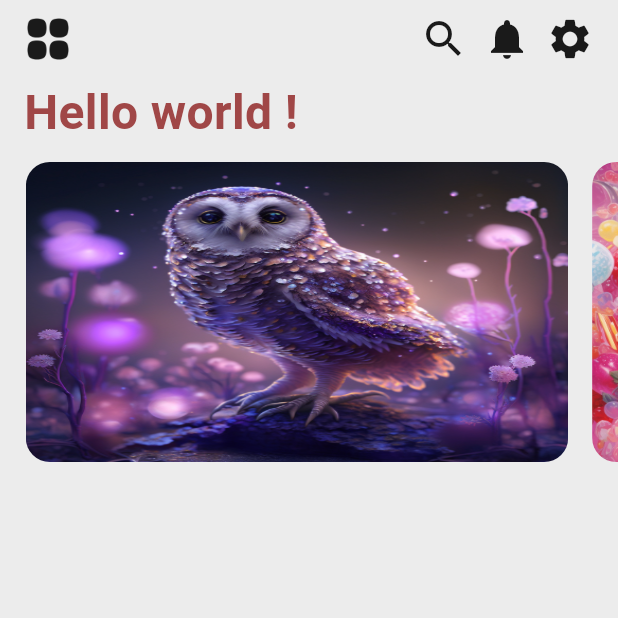
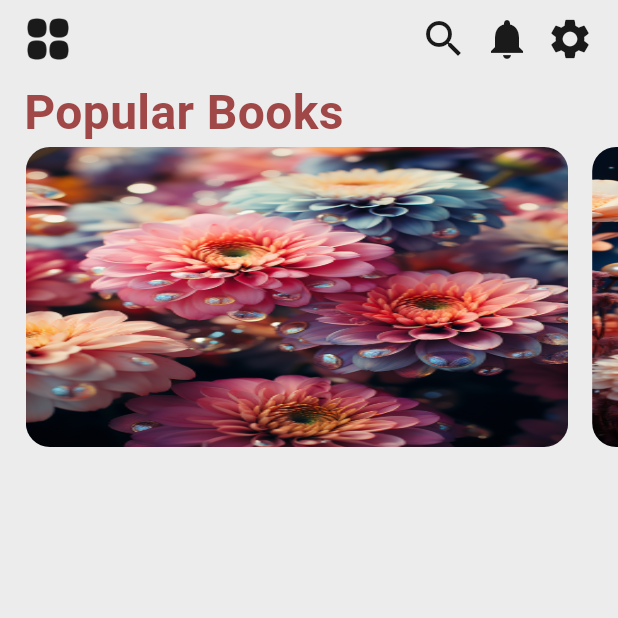
Before and after one commit to mohamedsidry/ebook_audio_player, a Flutter app: the screen it shows after launch, on a phone screen of 412 x 824 dp, the top half of it. Run offline on Flutter 3.47's test engine with Material 3 defaults, Android fonts, the phone set to English and light mode, and no system bars.

Commit message:
popular books image slider
imagesliderdisplay images support ,json,api and local images

```diff
--- /dev/null
+++ b/lib/components/popular_books.dart
@@ -0,0 +1,178 @@
+import 'dart:convert';
+import 'package:ebook_audio_player/config/config.dart';
+import 'package:flutter/material.dart';
+import 'package:http/http.dart' as http;
+
+class PopularBooksSlider extends StatelessWidget {
+  final ImageLocations imageLocation;
+  const PopularBooksSlider({super.key, required this.imageLocation});
+
+  @override
+  Widget build(BuildContext context) {
+    return ImageSlider(imageLocation: imageLocation);
+  }
+}
+
+class ImageSlider extends StatefulWidget {
+  final ImageLocations imageLocation;
+
+  const ImageSlider({super.key, required this.imageLocation});
+
+  @override
+  State<ImageSlider> createState() => _ImageSlideState();
+}
+
+class _ImageSlideState extends State<ImageSlider> {
+  List<String> images = [];
+  late ImageLocations location;
+
+  @override
+  void initState() {
+    super.initState();
+    location = widget.imageLocation;
+    loadImages(location);
+  }
+
+  /// Loads images based on the selected location type (static, JSON, API).
+  Future<void> loadImages(ImageLocations location) async {
+    switch (location) {
+      case ImageLocations.local:
+        imagelist = SlideImageConfig.images;
+        break;
+      case ImageLocations.json:
+        await getJsonData();
+        break;
+      case ImageLocations.api:
+        await getAPIData();
+        break;
+      default:
+        imagelist = SlideImageConfig.images;
+    }
+  }
+
+  /// Loads image URLs from a JSON file.
+  Future<List<String>> getJsonData() async {
+    try {
+      String rawJson = await DefaultAssetBundle.of(context)
+          .loadString(SlideImageConfig.jsonLocation);
+      List<dynamic> list = json.decode(rawJson);
+
+      List<String> images = list.map((item) => item['img'].toString()).toList();
+      imagelist = images;
+      debugPrint('Image list loaded from JSON: ${images.length}');
+      return imagelist;
+    } catch (e) {
+      debugPrint('Failed to load JSON data: $e');
+      return [];
+    }
+  }
+
+  /// Fetches image URLs from an API.
+  Future<List<String>> getAPIData() async {
+    try {
+      final response = await http.get(Uri.parse(SlideImageConfig.endPoint));
+      List<dynamic> list = json.decode(response.body);
+
+      List<String> images = list.map((item) => item['url'].toString()).toList();
+      imagelist = images;
+      debugPrint('Image list loaded from API: ${images.length}');
+      return imagelist;
+    } catch (e) {
+      debugPrint('Failed to load API data: $e');
+      return [];
+    }
+  }
+
+  // Setter and getter for images list
+  set imagelist(List<String> imgs) {
+    setState(() {
+      images = imgs;
+    });
+  }
+
+  List<String> get imagelist => images;
+
+  @override
+  Widget build(BuildContext context) {
+    return SizedBox(
+      height: SlideImageConfig.height,
+      child: Stack(
+        children: <Widget>[
+          Positioned(
+            left: -30,
+            top: 0,
+            right: -30,
+            bottom: 0,
+            child: SizedBox(
+              height: SlideImageConfig.height,
+              child: PageView.builder(
+                controller: PageController(viewportFraction: 0.8),
+                itemCount: images.length < SlideImageConfig.imageCount
+                    ? images.length
+                    : SlideImageConfig.imageCount,
+                itemBuilder: (BuildContext context, int index) => _SingleImage(
+                  location: location,
+                  imageUrl: images[index],
+                  current: index,
+                  imageCount: images.length,
+                ),
+              ),
+            ),
+          ),
+        ],
+      ),
+    );
+  }
+}
+
+class _SingleImage extends StatelessWidget {
+  final ImageLocations location;
+  final String imageUrl;
+  final int current;
+  final int imageCount;
+
+  const _SingleImage({
+    super.key,
+    required this.location,
+    required this.imageUrl,
+    required this.imageCount,
+    required this.current,
+  });
+
+  @override
+  Widget build(BuildContext context) {
+    return location == ImageLocations.local ? _staticImage() : _networkImage();
+  }
+
+  Widget _staticImage() {
+    return Container(
+      height: SlideImageConfig.height,
+      margin: current < imageCount - 1
+          ? const EdgeInsets.only(right: 16)
+          : const EdgeInsets.only(right: 0),
+      decoration: BoxDecoration(
+        borderRadius: BorderRadius.circular(16),
+        image: DecorationImage(
+          fit: BoxFit.fill,
+          image: AssetImage(imageUrl),
+        ),
+      ),
+    );
+  }
+
+  Widget _networkImage() {
+    return Container(
+      height: SlideImageConfig.height,
+      margin: current < imageCount - 1
+          ? const EdgeInsets.only(right: 16)
+          : const EdgeInsets.only(right: 0),
+      decoration: BoxDecoration(
+        borderRadius: BorderRadius.circular(16),
+        image: DecorationImage(
+          fit: BoxFit.fill,
+          image: NetworkImage(imageUrl),
+        ),
+      ),
+    );
+  }
+}
--- /dev/null
+++ b/lib/config/config.dart
@@ -0,0 +1,19 @@
+enum ImageLocations { local, json, api }
+
+class SlideImageConfig {
+  static const ImageLocations sourceOfImages = ImageLocations.local;
+  static const String endPoint = 'https://jsonplaceholder.typicode.com/photos';
+  static const String jsonLocation = 'json/popular_books.json';
+  static const double height = 200;
+  static const int imageCount = 10;
+  static const List<String> images = [
+    'assets/img/1.png',
+    'assets/img/2.png',
+    'assets/img/slide0.png',
+    'assets/img/slide1.png',
+    'assets/img/slide2.png',
+    'assets/img/slide3.png',
+    'assets/img/5.png',
+    'assets/img/0.png',
+  ];
+}
--- a/lib/home_page.dart
+++ b/lib/home_page.dart
@@ -1,8 +1,9 @@
+import 'package:flutter/material.dart';
 import 'package:ebook_audio_player/app_header.dart';
-import 'package:ebook_audio_player/image_slider.dart';
-import 'package:flutter/material.dart';
+import 'package:ebook_audio_player/components/popular_books.dart';
 import './config/ui/app_colors.dart';
 import './app_bar.dart';
+import 'package:ebook_audio_player/config/config.dart';
 
 class HomePage extends StatefulWidget {
   const HomePage({super.key});
@@ -27,13 +28,14 @@ class _HomePage extends State<HomePage> {
                 iconColor: AppColors.iconColors['dark'] ?? Colors.black,
               ),
               TextHeader(
-                text: "Hello world !",
+                text: "Popular Books",
                 size: 32,
                 color: AppColors.maroon['std'] ?? Colors.black,
                 padding: const EdgeInsets.only(left: 16),
               ),
-              const SizedBox(width: double.infinity, height: 10),
-              const ImageSlider(),
+              const PopularBooksSlider(
+                imageLocation: SlideImageConfig.sourceOfImages,
+              ),
             ],
           ),
         ),
--- a/lib/image_slider.dart
+++ /dev/null
@@ -1,69 +0,0 @@
-import 'package:flutter/material.dart';
-import 'package:flutter/widgets.dart';
-
-class ImageSlider extends StatelessWidget {
-  static const List<String> images = [
-    'assets/img/slide0.png',
-    'assets/img/slide1.png',
-    'assets/img/slide2.png',
-    'assets/img/slide3.png',
-    'assets/img/5.png',
-    'assets/img/0.png',
-  ];
-  const ImageSlider({super.key});
-
-  @override
-  Widget build(BuildContext context) {
-    return SizedBox(
-      height: 200,
-      child: Stack(children: <Widget>[
-        Positioned(
-          left: -30,
-          top: 0,
-          right: -30,
-          bottom: 0,
-          child: SizedBox(
-              height: 200,
-              child: PageView.builder(
-                controller: PageController(viewportFraction: 0.8),
-                itemCount: images.length,
-                itemBuilder: (context, index) => _Image(
-                  imgPath: images[index],
-                  current: index,
-                  length: images.length,
-                ),
-              )),
-        ),
-      ]),
-    );
-  }
-}
-
-class _Image extends StatelessWidget {
-  final String imgPath;
-  final int length;
-  final int current;
-
-  const _Image(
-      {super.key,
-      required this.imgPath,
-      required this.current,
-      required this.length});
-  @override
-  Widget build(BuildContext context) {
-    return Container(
-      height: 200,
-      width: MediaQuery.of(context).size.width,
-      margin: current < length - 1
-          ? const EdgeInsets.only(right: 16)
-          : const EdgeInsets.only(right: 0),
-      decoration: BoxDecoration(
-        borderRadius: BorderRadius.circular(16),
-        image: DecorationImage(
-          fit: BoxFit.fill,
-          image: AssetImage(imgPath),
-        ),
-      ),
-    );
-  }
-}
--- a/pubspec.yaml
+++ b/pubspec.yaml
@@ -35,6 +35,7 @@ dependencies:
   # The following adds the Cupertino Icons font to your application.
   # Use with the CupertinoIcons class for iOS style icons.
   cupertino_icons: ^1.0.6
+  http: ^1.2.2
 
 dev_dependencies:
   flutter_test:
@@ -63,6 +64,7 @@ flutter:
     - assets/
     - assets/icons/
     - assets/img/
+    - json/
 
   # An image asset can refer to one or more resolution-specific "variants", see
   # https://flutter.dev/assets-and-images/#resolution-aware
```
Also changed, not shown: json/popular_books.json (added, +72 -0 lines), pubspec.lock.
